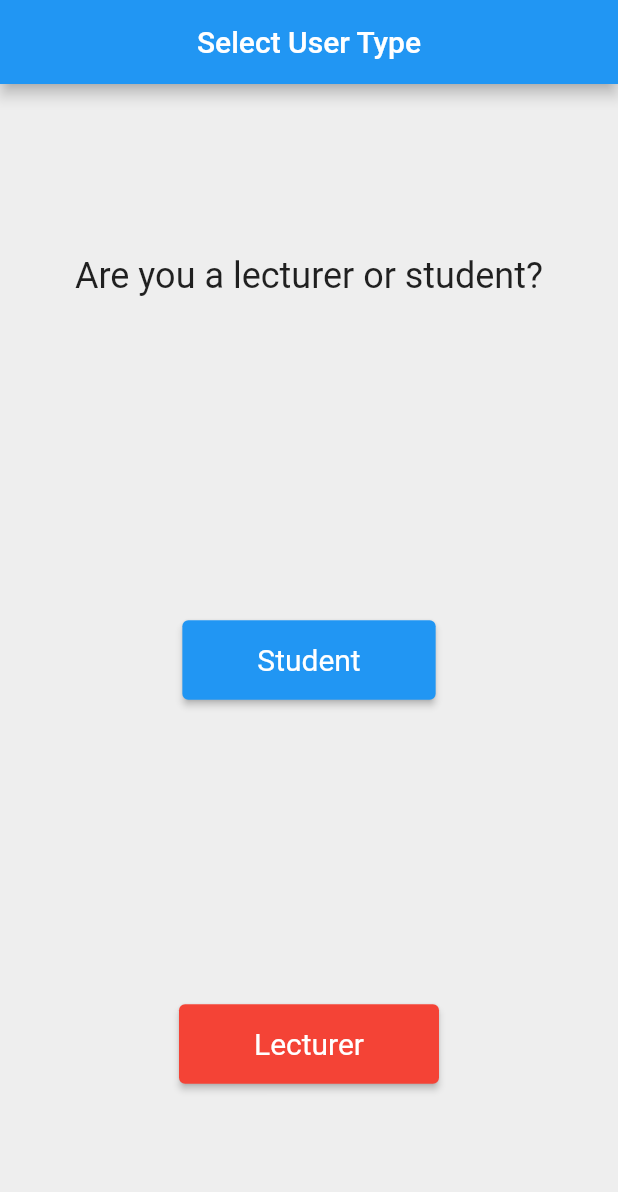
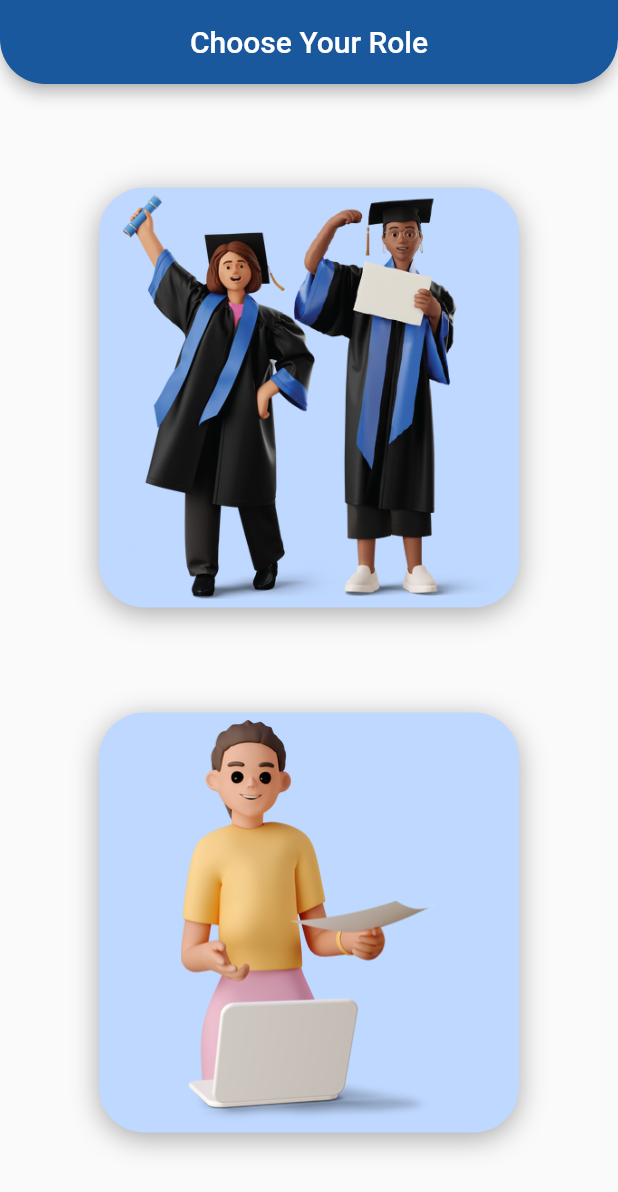
Before and after one commit to NaVindu0315/lms-try-v1, a Flutter app: the screen it shows after launch, on a phone screen of 412 x 824 dp. Shown: the top 1192 px of the screen. Run offline on Flutter 3.47's test engine with Material 2 defaults, Android fonts, the phone set to English and light mode, and no system bars; our stand-ins replace cloud_firestore, file_picker, firebase_auth, firebase_core, firebase_database, firebase_storage and 2 more; accounts and stored records are empty.

Commit message:
version 2

```diff
--- a/lib/lec_st_select.dart
+++ b/lib/lec_st_select.dart
@@ -1,7 +1,7 @@
 import 'package:flutter/material.dart';
 import 'package:the_lms_try/std_login.dart';
 import 'lec_login.dart';
-
+/*
 void main() {
   runApp(MaterialApp(home: lec_st_select()));
 }
@@ -84,3 +84,119 @@ class _lec_st_selectState extends State<lec_st_select> {
     );
   }
 }
+*/
+
+import 'package:flutter/material.dart';
+
+void main() {
+  runApp(MaterialApp(
+    home: lec_st_select(),
+  ));
+}
+
+class lec_st_select extends StatefulWidget {
+  @override
+  State<lec_st_select> createState() => _lec_st_selectState();
+}
+
+class _lec_st_selectState extends State<lec_st_select> {
+  @override
+  Widget build(BuildContext context) {
+    return MaterialApp(
+      home: Scaffold(
+        //AppBar
+        appBar: AppBar(
+          backgroundColor: Color(0xFF19589D),
+          shape: const RoundedRectangleBorder(
+              borderRadius: BorderRadius.only(
+            bottomLeft: Radius.circular(30),
+            bottomRight: Radius.circular(30),
+          )),
+          title: const Text('Choose Your Role'),
+          centerTitle: true,
+          actions: <Widget>[
+            Padding(
+              padding: EdgeInsets.only(right: 24),
+            ),
+          ],
+        ),
+        body: Center(
+          child: Column(
+            mainAxisAlignment: MainAxisAlignment.center,
+            children: <Widget>[
+              //creating box 1
+              InkWell(
+                onTap: () {
+                  Navigator.push(
+                    context,
+                    MaterialPageRoute(builder: (context) => std_login()),
+                  );
+                },
+                child: Container(
+                  margin: EdgeInsets.all(10.0),
+                  decoration: BoxDecoration(
+                    color: Color(0xFFBFD8FF),
+                    borderRadius: BorderRadius.circular(30.0),
+                    boxShadow: const [
+                      BoxShadow(
+                        blurRadius: 15,
+                        offset: const Offset(0, 4),
+                        color: Color(0xFFa9a9a9),
+                      ),
+                    ],
+                  ),
+                  height: 280.0,
+                  width: 280.0,
+                  child: Column(
+                    mainAxisAlignment: MainAxisAlignment.center,
+                    children: [
+                      Image.asset(
+                        'assets/img1.png',
+                        height: 270.0,
+                      ),
+                    ],
+                  ),
+                ),
+              ),
+
+              SizedBox(height: 50.0),
+
+              //creating box 2
+              InkWell(
+                onTap: () {
+                  Navigator.push(context,
+                      MaterialPageRoute(builder: (context) => lect_login()));
+                },
+                child: Container(
+                  margin: EdgeInsets.all(10.0),
+                  decoration: BoxDecoration(
+                    color: Color(0xFFBFD8FF),
+                    borderRadius: BorderRadius.circular(30.0),
+                    boxShadow: const [
+                      BoxShadow(
+                        blurRadius: 15,
+                        offset: const Offset(0, 4),
+                        color: Color(0xFFa9a9a9),
+                      ),
+                    ],
+                  ),
+                  height: 280.0,
+                  width: 280.0,
+                  child: Column(
+                    mainAxisAlignment: MainAxisAlignment.center,
+                    children: [
+                      Image.asset(
+                        'assets/img2.png',
+                        height: 270.0,
+                      ),
+                    ],
+                  ),
+                ),
+              ),
+            ],
+          ),
+        ),
+      ),
+    );
+  }
+}
--- a/pubspec.yaml
+++ b/pubspec.yaml
@@ -70,6 +70,7 @@ flutter:
   # To add assets to your application, add an assets section, like this:
   assets:
     - images/
+    - assets/
   #   - images/a_dot_ham.jpeg
 
   # An image asset can refer to one or more resolution-specific "variants", see
```
Also changed, not shown: assets/img1.png (added), assets/img2.png (added).
